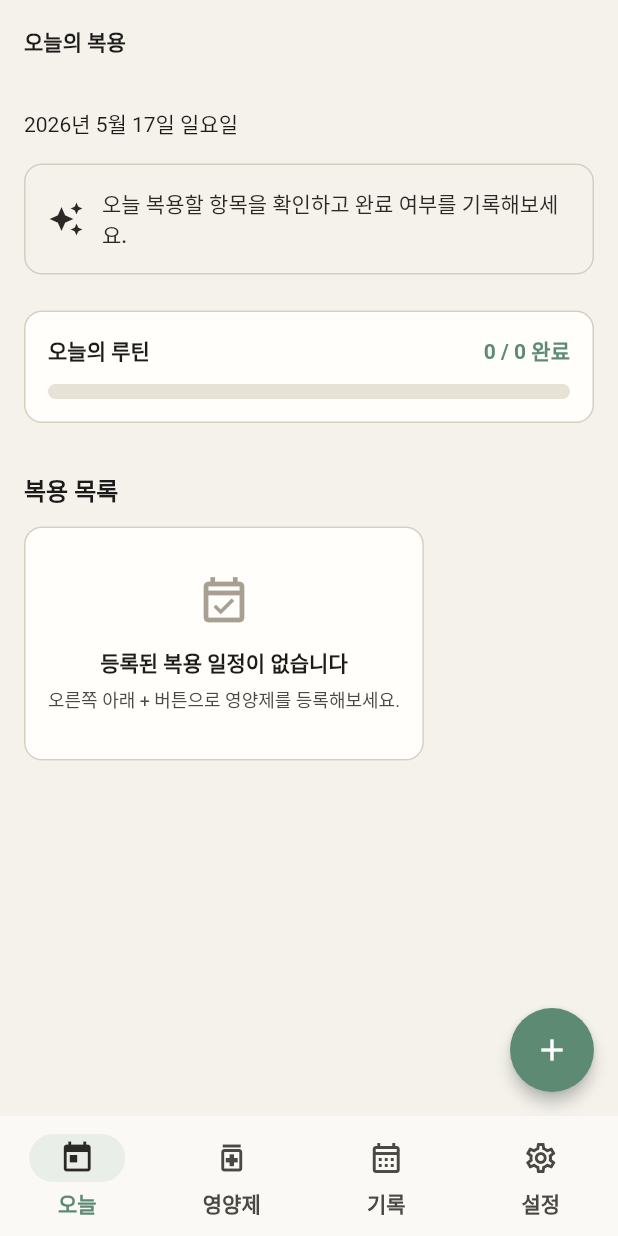
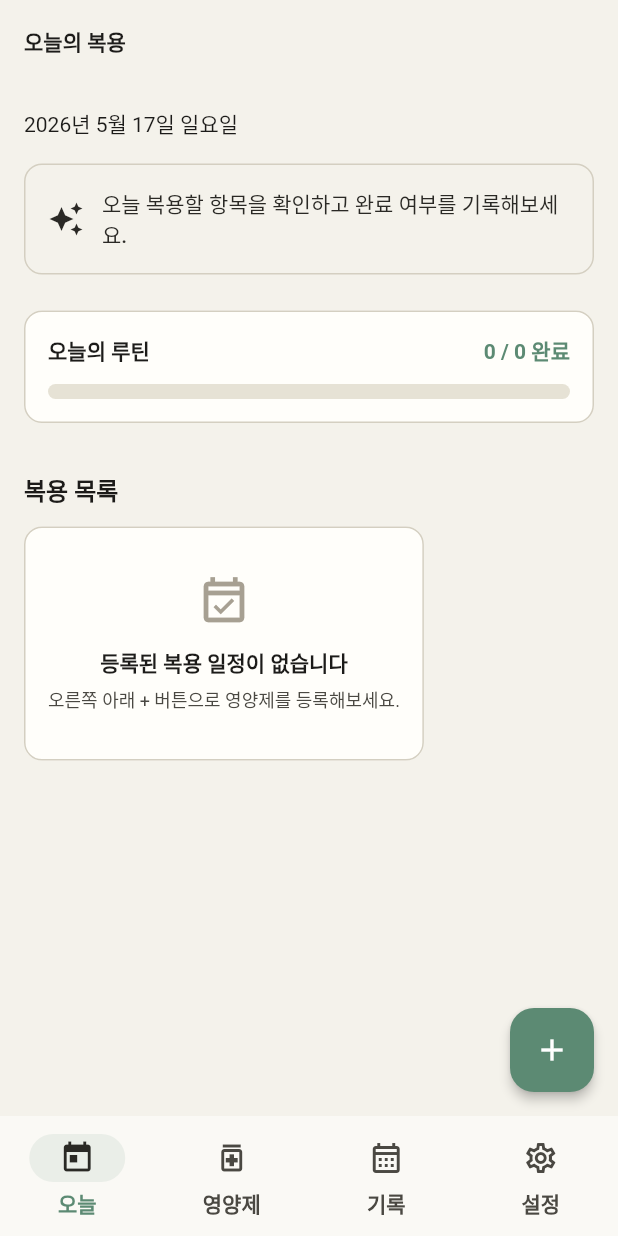
Before and after one commit to Jiyeong-kor/supplement_routine, a Flutter app: the screen it shows after launch, on a phone screen of 412 x 824 dp. Run offline on Flutter 3.47's test engine with Material 3 defaults, Android fonts, the phone set to English and light mode, and no system bars; our stand-ins replace flutter_local_notifications, flutter_riverpod, flutter_timezone, shared_preferences, timezone; Roboto replaces fonts that are missing (Pretendard).

Commit message:
refactor: Material 3 컴포넌트 스타일을 보완

```diff
--- a/lib/app/app_components.dart
+++ b/lib/app/app_components.dart
@@ -7,14 +7,14 @@ class AppComponents {
   static ButtonStyle filledButtonStyle(ColorScheme colorScheme) {
     return FilledButton.styleFrom(
       minimumSize: const Size.fromHeight(52),
-      shape: RoundedRectangleBorder(borderRadius: AppRadius.mdBorder),
+      shape: const StadiumBorder(),
       textStyle: const TextStyle(fontWeight: FontWeight.w600),
     );
   }
 
   static ButtonStyle textButtonStyle(ColorScheme colorScheme) {
     return TextButton.styleFrom(
-      shape: RoundedRectangleBorder(borderRadius: AppRadius.mdBorder),
+      shape: const StadiumBorder(),
       textStyle: const TextStyle(fontWeight: FontWeight.w600),
     );
   }
--- a/lib/app/app_radius.dart
+++ b/lib/app/app_radius.dart
@@ -5,11 +5,13 @@ class AppRadius {
   static const double md = 12;
   static const double lg = 16;
   static const double xl = 24;
+  static const double xxl = 28;
   static const double pill = 999;
 
   static BorderRadius get smBorder => BorderRadius.circular(sm);
   static BorderRadius get mdBorder => BorderRadius.circular(md);
   static BorderRadius get lgBorder => BorderRadius.circular(lg);
   static BorderRadius get xlBorder => BorderRadius.circular(xl);
+  static BorderRadius get xxlBorder => BorderRadius.circular(xxl);
   static BorderRadius get pillBorder => BorderRadius.circular(pill);
 }
--- a/lib/app/app_theme.dart
+++ b/lib/app/app_theme.dart
@@ -37,7 +37,7 @@ class AppTheme {
           horizontal: AppSpacing.screen,
           vertical: AppSpacing.xs,
         ),
-        color: colorScheme.surface,
+        color: colorScheme.surfaceContainerLow,
         shape: AppComponents.cardShape(colorScheme),
       ),
       inputDecorationTheme: InputDecorationTheme(
@@ -80,8 +80,8 @@ class AppTheme {
       floatingActionButtonTheme: FloatingActionButtonThemeData(
         backgroundColor: colorScheme.primary,
         foregroundColor: colorScheme.onPrimary,
-        elevation: 4,
-        shape: const CircleBorder(),
+        elevation: 3,
+        shape: RoundedRectangleBorder(borderRadius: AppRadius.lgBorder),
       ),
       filledButtonTheme: FilledButtonThemeData(
         style: AppComponents.filledButtonStyle(colorScheme),
@@ -90,31 +90,31 @@ class AppTheme {
         style: AppComponents.textButtonStyle(colorScheme),
       ),
       elevatedButtonTheme: ElevatedButtonThemeData(
-        style: FilledButton.styleFrom(
-          backgroundColor: colorScheme.primary,
-          foregroundColor: colorScheme.onPrimary,
+        style: ElevatedButton.styleFrom(
+          backgroundColor: colorScheme.surfaceContainerLow,
+          foregroundColor: colorScheme.primary,
           minimumSize: const Size.fromHeight(54),
-          elevation: 0,
-          shape: RoundedRectangleBorder(borderRadius: AppRadius.mdBorder),
+          elevation: 1,
+          shape: const StadiumBorder(),
           textStyle: textTheme.labelLarge?.copyWith(
             fontWeight: FontWeight.w600,
           ),
         ),
       ),
       dialogTheme: DialogThemeData(
-        backgroundColor: colorScheme.surface,
+        backgroundColor: colorScheme.surfaceContainer,
         surfaceTintColor: Colors.transparent,
-        shape: RoundedRectangleBorder(borderRadius: AppRadius.lgBorder),
+        shape: RoundedRectangleBorder(borderRadius: AppRadius.xxlBorder),
         titleTextStyle: textTheme.titleLarge,
         contentTextStyle: textTheme.bodyMedium,
       ),
       bottomSheetTheme: BottomSheetThemeData(
-        backgroundColor: colorScheme.surface,
-        modalBackgroundColor: colorScheme.surface,
+        backgroundColor: colorScheme.surfaceContainer,
+        modalBackgroundColor: colorScheme.surfaceContainer,
         surfaceTintColor: Colors.transparent,
         shape: RoundedRectangleBorder(
           borderRadius: BorderRadius.vertical(
-            top: Radius.circular(AppRadius.xl),
+            top: Radius.circular(AppRadius.xxl),
           ),
         ),
       ),
--- a/lib/app/app_typography.dart
+++ b/lib/app/app_typography.dart
@@ -14,7 +14,7 @@ class AppTypography {
     return themedBase.copyWith(
       titleLarge: themedBase.titleLarge?.copyWith(
         fontFamily: fontFamily,
-        fontWeight: FontWeight.w600,
+        fontWeight: FontWeight.w700,
         letterSpacing: 0,
       ),
       titleMedium: themedBase.titleMedium?.copyWith(
```
Also changed, not shown: 2 other files.
